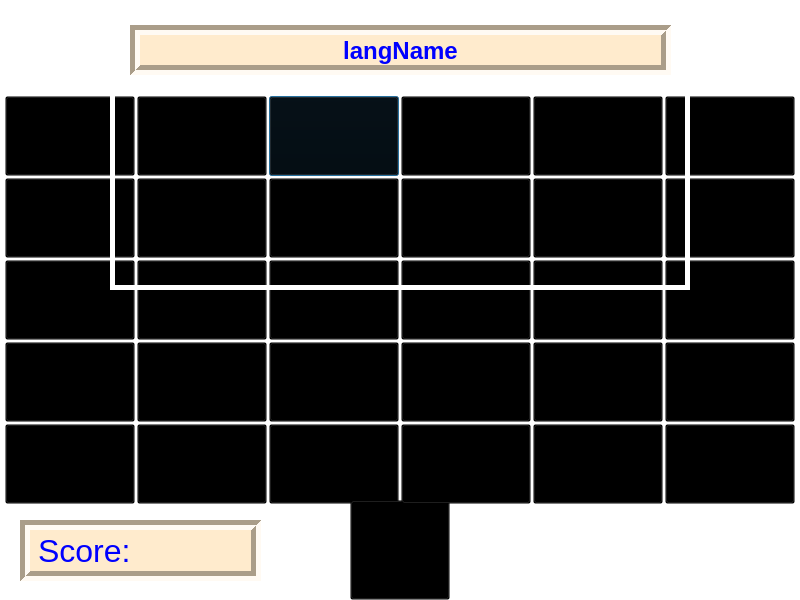
Qt form sea++/try.ui (matternstsr/Sea-Application) before a commit.
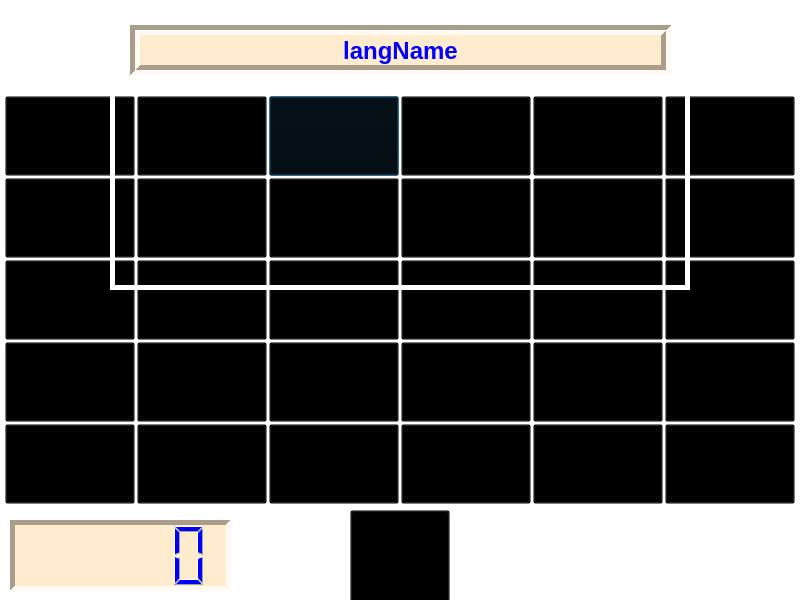
The same form after that commit. Icons and pictures are not drawn.

Commit message: Modified the algorithm to include the Score update and reroll update

Diff of the .ui file:
```diff
--- a/sea++/try.ui
+++ b/sea++/try.ui
@@ -261,19 +261,6 @@
      <string/>
     </property>
    </widget>
-   <widget class="QLabel" name="gifLabel2">
-    <property name="geometry">
-     <rect>
-      <x>349</x>
-      <y>449</y>
-      <width>111</width>
-      <height>91</height>
-     </rect>
-    </property>
-    <property name="text">
-     <string/>
-    </property>
-   </widget>
   </widget>
   <widget class="QLabel" name="langName">
    <property name="geometry">
@@ -327,7 +314,7 @@
    <property name="geometry">
     <rect>
      <x>350</x>
-     <y>500</y>
+     <y>510</y>
      <width>100</width>
      <height>100</height>
     </rect>
@@ -335,6 +322,9 @@
    <property name="focusPolicy">
     <enum>Qt::NoFocus</enum>
    </property>
+   <property name="autoFillBackground">
+    <bool>true</bool>
+   </property>
    <property name="styleSheet">
     <string notr="true">border-image:url(gif/raft3.gif) 0 0 0 0 stretch stretch;
 font: 75 oblique 12pt &quot;DejaVu Sans&quot;;</string>
@@ -343,40 +333,6 @@
     <string>Set Sail</string>
    </property>
   </widget>
-  <widget class="QLabel" name="scoreLabel">
-   <property name="geometry">
-    <rect>
-     <x>20</x>
-     <y>520</y>
-     <width>241</width>
-     <height>61</height>
-    </rect>
-   </property>
-   <property name="font">
-    <font>
-     <pointsize>24</pointsize>
-    </font>
-   </property>
-   <property name="autoFillBackground">
-    <bool>false</bool>
-   </property>
-   <property name="styleSheet">
-    <string notr="true">color: blue;
-background-color: blanchedalmond;</string>
-   </property>
-   <property name="frameShape">
-    <enum>QFrame::Box</enum>
-   </property>
-   <property name="frameShadow">
-    <enum>QFrame::Sunken</enum>
-   </property>
-   <property name="lineWidth">
-    <number>5</number>
-   </property>
-   <property name="text">
-    <string>Score: </string>
-   </property>
-  </widget>
   <widget class="QPushButton" name="pushButton_7">
    <property name="geometry">
     <rect>
@@ -1146,6 +1102,42 @@
     <string/>
    </property>
   </widget>
+  <widget class="QLCDNumber" name="lcdNumber">
+   <property name="geometry">
+    <rect>
+     <x>10</x>
+     <y>520</y>
+     <width>221</width>
+     <height>71</height>
+    </rect>
+   </property>
+   <property name="styleSheet">
+    <string notr="true">background-color: blanchedalmond;
+color: blue;</string>
+   </property>
+   <property name="frameShape">
+    <enum>QFrame::Panel</enum>
+   </property>
+   <property name="frameShadow">
+    <enum>QFrame::Sunken</enum>
+   </property>
+   <property name="lineWidth">
+    <number>5</number>
+   </property>
+  </widget>
+  <widget class="QLabel" name="gifLabel2">
+   <property name="geometry">
+    <rect>
+     <x>340</x>
+     <y>510</y>
+     <width>111</width>
+     <height>91</height>
+    </rect>
+   </property>
+   <property name="text">
+    <string/>
+   </property>
+  </widget>
   <zorder>backgroundWidget</zorder>
   <zorder>pushButton_3</zorder>
   <zorder>pushButton_2</zorder>
```
Left out of the diff: 9 changed lines with no effect on the pictures. The commit also changes 2 other files.
